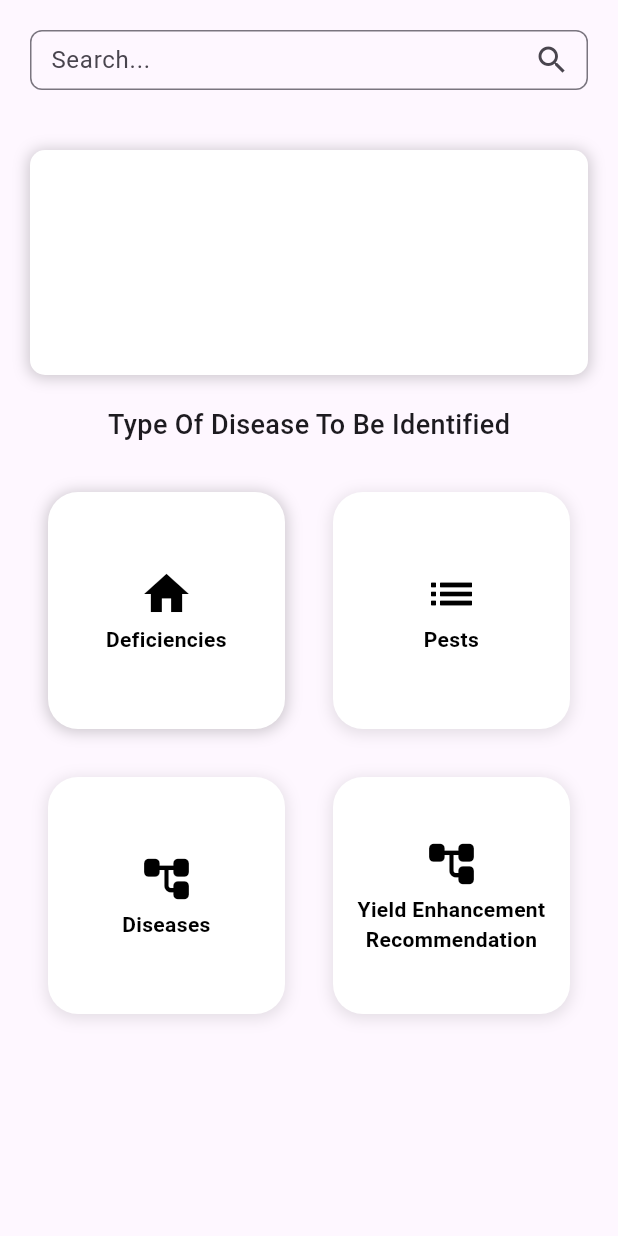
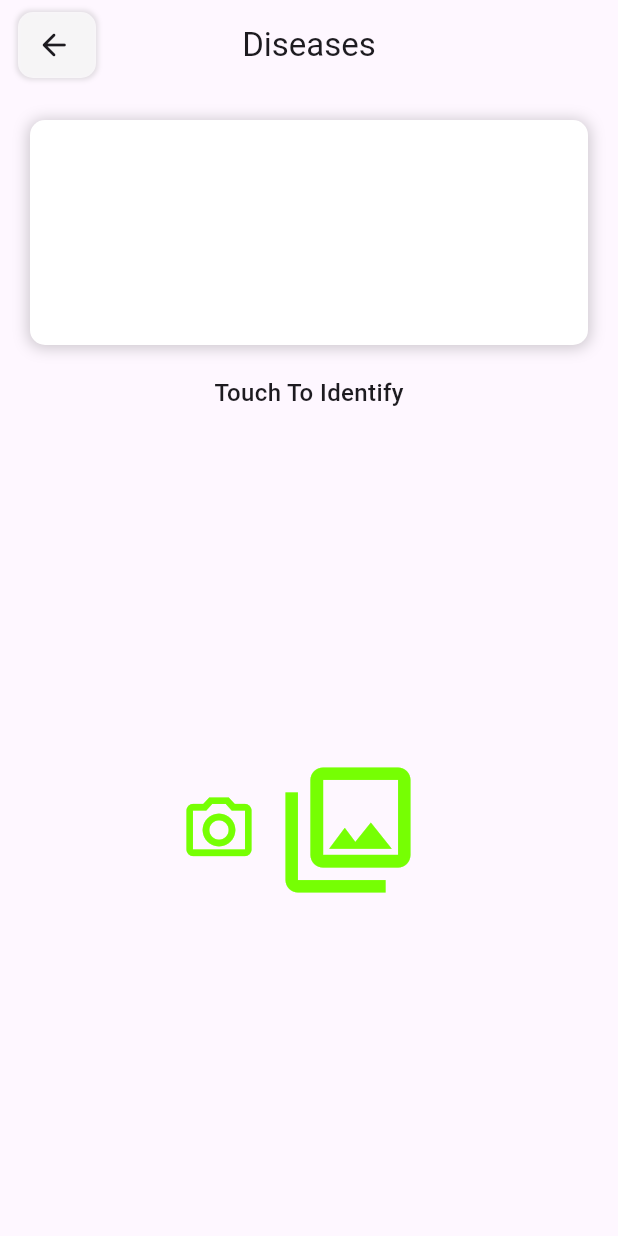
Before and after one commit to Malaka98/agri_grow, a Flutter app: the Dashboard screen opened by its route, after a tap on "Diseases", on a phone screen of 412 x 824 dp. Run offline on Flutter 3.47's test engine with Material 2 defaults, Android fonts, the phone set to English and light mode, and no system bars; our stand-ins replace go_router.

Commit message:
feat: diseases

```diff
--- a/lib/src/routes/route_config.dart
+++ b/lib/src/routes/route_config.dart
@@ -1,4 +1,5 @@
 import 'package:agry_go/src/screens/dashboard/dashboard.dart';
+import 'package:agry_go/src/screens/diseases/diseases.dart';
 import 'package:agry_go/src/screens/login/login.dart';
 import 'package:flutter/cupertino.dart';
 import 'package:go_router/go_router.dart';
@@ -9,7 +10,8 @@ import '../widgets/transition_animation.dart';
 enum Routes {
   initial('app_root', '/'),
   login('login', '/login'),
-  dashboard('dashboard', '/dashboard');
+  dashboard('dashboard', '/dashboard'),
+  diseases('diseases', '/diseases');
 
   const Routes(this.name, this.path);
 
@@ -40,4 +42,10 @@ final GoRouter routerConfig =
       pageBuilder: (BuildContext context, GoRouterState state) {
         return customPageTransition(context, state, const Dashboard());
       }),
+  GoRoute(
+      name: Routes.diseases.name,
+      path: Routes.diseases.path,
+      pageBuilder: (BuildContext context, GoRouterState state) {
+        return customPageTransition(context, state, const Diseases());
+      }),
 ]);
--- a/lib/src/screens/dashboard/dashboard.dart
+++ b/lib/src/screens/dashboard/dashboard.dart
@@ -1,5 +1,8 @@
 import 'package:agry_go/src/screens/dashboard/widgets/search_bar.dart';
 import 'package:flutter/material.dart';
+import 'package:go_router/go_router.dart';
+
+import '../../routes/route_config.dart';
 
 class Dashboard extends StatefulWidget {
   const Dashboard({super.key});
@@ -166,7 +169,7 @@ class _DashboardState extends State<Dashboard> {
                       ),
                     ),
                     onTap: () {
-                      // context.push(Routes.openCycleCount.path);
+                      context.push(Routes.diseases.path);
                     },
                   ),
                   InkWell(
--- /dev/null
+++ b/lib/src/screens/diseases/diseases.dart
@@ -0,0 +1,77 @@
+import 'package:flutter/material.dart';
+
+import '../../widgets/back_btn_leading.dart';
+
+class Diseases extends StatefulWidget {
+  const Diseases({super.key});
+
+  @override
+  State<Diseases> createState() => _DiseasesState();
+}
+
+class _DiseasesState extends State<Diseases> {
+  @override
+  Widget build(BuildContext context) {
+    return Scaffold(
+        appBar: AppBar(
+          leading: const BackButtonLeading(),
+          leadingWidth: 100,
+          toolbarHeight: 60,
+          centerTitle: true,
+          title: const Text("Diseases"),
+        ),
+        body: Column(
+          children: [
+            Padding(
+              padding: const EdgeInsets.all(20.0),
+              child: Container(
+                  height: 150.0,
+                  decoration: BoxDecoration(
+                      borderRadius: BorderRadius.circular(10),
+                      color: Colors.white,
+                      boxShadow: [
+                        BoxShadow(
+                            color: Colors.black.withOpacity(0.2),
+                            spreadRadius: 1,
+                            blurRadius: 8,
+                            offset: const Offset(0, 1))
+                      ])),
+            ),
+            const Text(
+              "Touch To Identify",
+              style: TextStyle(fontSize: 16, fontWeight: FontWeight.w500),
+            ),
+            const SizedBox(height: 10.0),
+            Flexible(
+                child: SizedBox(
+              height: double.infinity,
+              child: Row(
+                mainAxisAlignment: MainAxisAlignment.center,
+                crossAxisAlignment: CrossAxisAlignment.center,
+                children: [
+                  InkWell(
+                    child: Icon(
+                      Icons.camera_alt_outlined,
+                      color: Colors.lightGreenAccent.shade400,
+                      size: 52,
+                    ),
+                    onTap: () {},
+                  ),
+                  Container(
+                    margin: const EdgeInsets.all(10.0),
+                    child: InkWell(
+                      child: Icon(
+                        Icons.photo_library_outlined,
+                        color: Colors.lightGreenAccent.shade400,
+                        size: 100,
+                      ),
+                      onTap: () {},
+                    ),
+                  )
+                ],
+              ),
+            ))
+          ],
+        ));
+  }
+}
--- /dev/null
+++ b/lib/src/widgets/back_btn_leading.dart
@@ -0,0 +1,32 @@
+import 'package:flutter/material.dart';
+import 'package:go_router/go_router.dart';
+
+class BackButtonLeading extends StatelessWidget {
+  const BackButtonLeading({super.key});
+
+  @override
+  Widget build(BuildContext context) {
+    return Container(
+      margin: const EdgeInsets.fromLTRB(12, 8, 36, 8),
+      alignment: Alignment.centerLeft,
+      padding: EdgeInsets.zero,
+      decoration: BoxDecoration(
+        boxShadow: [
+          BoxShadow(
+            color: Colors.grey.withOpacity(0.3),
+            spreadRadius: 1,
+            blurRadius: 2,
+          )
+        ],
+        borderRadius: const BorderRadius.all(Radius.circular(10)),
+        color: Colors.white70,
+      ),
+      child: IconButton(
+        icon: const Icon(Icons.arrow_back_rounded),
+        onPressed: () {
+          context.pop(true);
+        },
+      ),
+    );
+  }
+}
```
